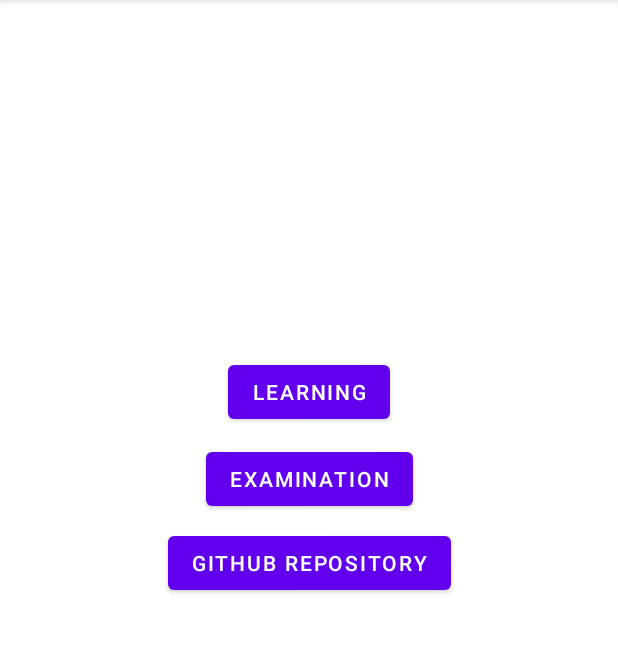
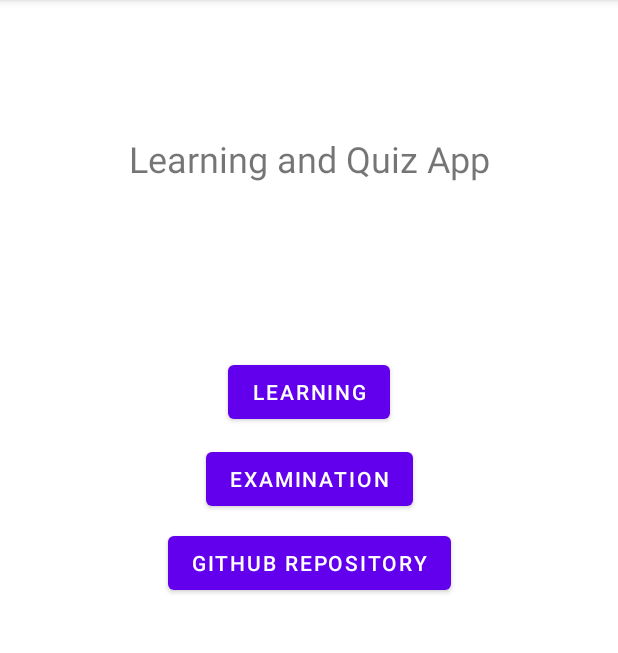
Before and after one commit to BSEF19A532/BSEF19A532-Mobile-Computing-Learning-And-Teaching-App, an Android app: the screen it shows after launch (MainActivity), on a phone screen of 412 x 824 dp, the part 84-737 px from its top. Run offline under Robolectric (Android 15) with nearby library versions, the phone set to English and light mode, and no system bars.

Commit message:
Fixed text issues

```diff
--- a/app/src/main/java/com/example/bsef19a532mobilecomputinglearningandteachingapp/Learning.java
+++ b/app/src/main/java/com/example/bsef19a532mobilecomputinglearningandteachingapp/Learning.java
@@ -53,7 +53,7 @@
             public void onClick(View view) {
                 current_index--;
                 img.setImageResource( Data.images[current_index] );
-                txt.setText( Data.contents[current_index] );
+                txt.setText( "This is " + Data.contents[current_index] );
 
                 if ( ! btn_next.isShown() && current_index < Data.images.length - 1 ) {
                     btn_next.setVisibility(View.VISIBLE);
--- a/app/src/main/res/layout/activity_main.xml
+++ b/app/src/main/res/layout/activity_main.xml
@@ -36,4 +36,16 @@
         app:layout_constraintStart_toStartOf="@+id/btn_exam"
         app:layout_constraintTop_toBottomOf="@+id/btn_exam" />
 
+    <TextView
+        android:id="@+id/textView"
+        android:layout_width="wrap_content"
+        android:layout_height="wrap_content"
+        android:layout_marginTop="89dp"
+        android:text="Learning and Quiz App"
+        android:textSize="24sp"
+        app:layout_constraintEnd_toEndOf="parent"
+        app:layout_constraintHorizontal_bias="0.5"
+        app:layout_constraintStart_toStartOf="parent"
+        app:layout_constraintTop_toTopOf="parent" />
+
 </androidx.constraintlayout.widget.ConstraintLayout>
```
Also changed, not shown: app/src/main/res/layout/activity_exam.xml (+5 -5 lines).
